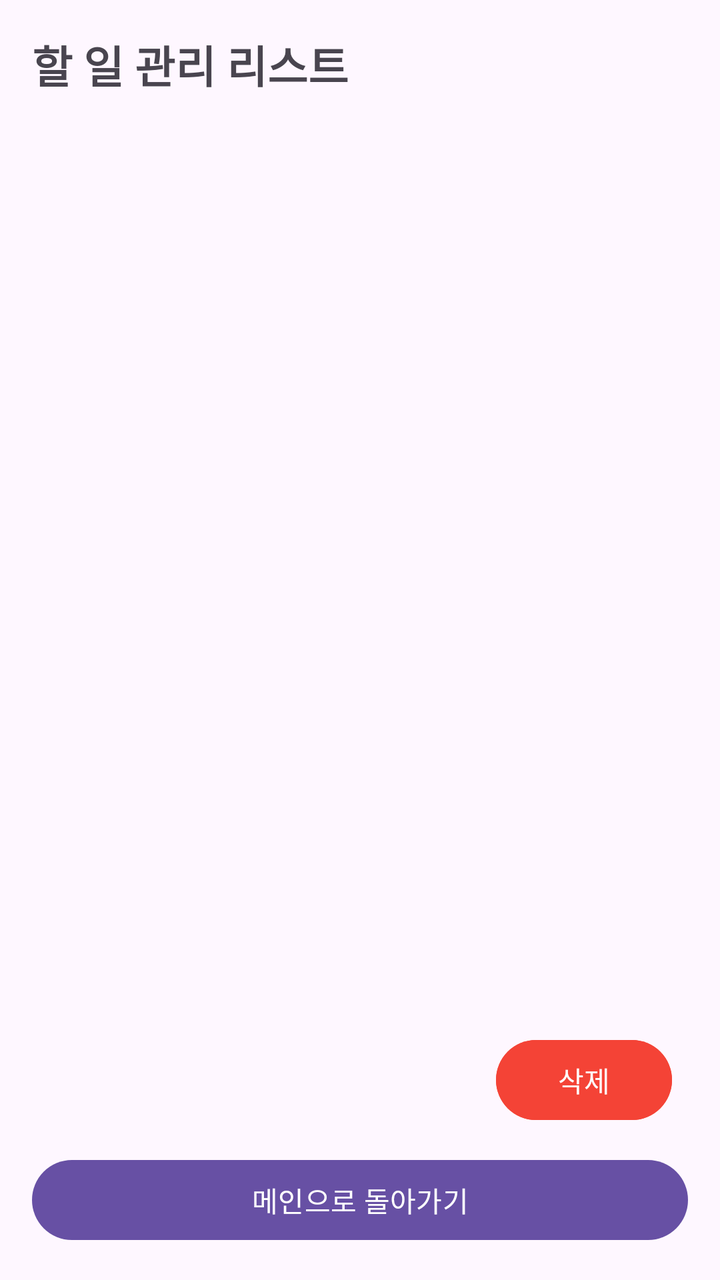
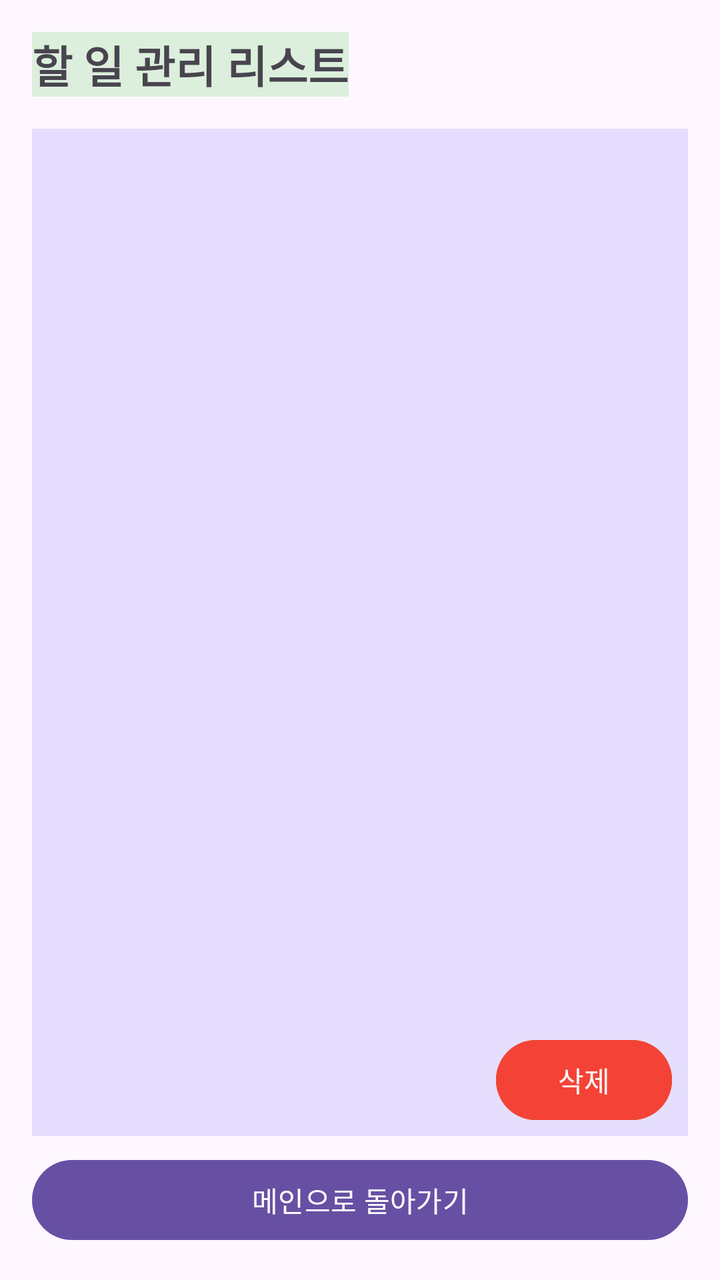

Compare the two renders of this Android layout. The source of the first and the diff that turns it into the second are given below.
<!-- AndroidManifest.xml: application theme Theme.MyApplicationTest -->
<!-- res/layout/activity_result.xml -->
<?xml version="1.0" encoding="utf-8"?>
<FrameLayout xmlns:android="http://schemas.android.com/apk/res/android"
    android:layout_width="match_parent"
    android:layout_height="match_parent"
    android:padding="16dp">

    <LinearLayout
        android:layout_width="match_parent"
        android:layout_height="match_parent"
        android:orientation="vertical">

        <TextView
            android:layout_width="wrap_content"
            android:layout_height="wrap_content"
            android:text="할 일 관리 리스트"
            android:textSize="22sp"
            android:textStyle="bold"
            android:layout_marginBottom="16dp" />

        <ListView
            android:id="@+id/lv_result"
            android:layout_width="match_parent"
            android:layout_height="0dp"
            android:layout_weight="1" />

        <Button
            android:id="@+id/btn_back"
            android:layout_width="match_parent"
            android:layout_height="wrap_content"
            android:text="메인으로 돌아가기"
            android:layout_marginTop="8dp" />
    </LinearLayout>

    <Button
        android:id="@+id/btn_delete_mode"
        android:layout_width="wrap_content"
        android:layout_height="wrap_content"
        android:text="삭제"
        android:backgroundTint="#F44336"
        android:textColor="#FFFFFF"
        android:layout_gravity="bottom|end"
        android:layout_marginBottom="60dp"
        android:layout_marginEnd="8dp" />

</FrameLayout>
<!-- resources referenced by this layout -->
<resources>
  <style name="Theme.MyApplicationTest" parent="Base.Theme.MyApplicationTest" />
  <style name="Base.Theme.MyApplicationTest" parent="Theme.Material3.DayNight.NoActionBar">
          
          
      </style>
</resources>

<!-- the commit's change to res/layout/activity_result.xml (unified diff, before → after) -->
@@ -15,13 +15,16 @@
             android:text="할 일 관리 리스트"
             android:textSize="22sp"
             android:textStyle="bold"
-            android:layout_marginBottom="16dp" />
+            android:layout_marginBottom="16dp"
+            android:background="#DCEFDC"/>
 
         <ListView
             android:id="@+id/lv_result"
             android:layout_width="match_parent"
             android:layout_height="0dp"
-            android:layout_weight="1" />
+            android:layout_weight="1"
+            android:background="@color/material_dynamic_tertiary90"
+            />
 
         <Button
             android:id="@+id/btn_back"
